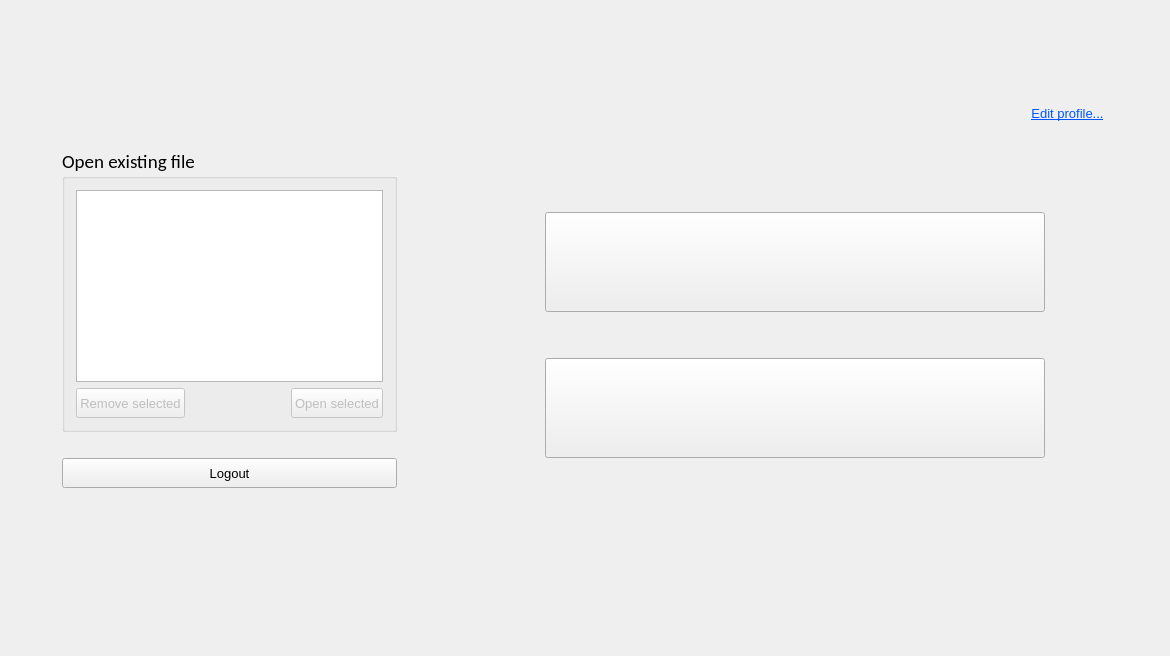
Old version of the form textedit/landingpage.ui in the repository pgallo725/livetext-pds.
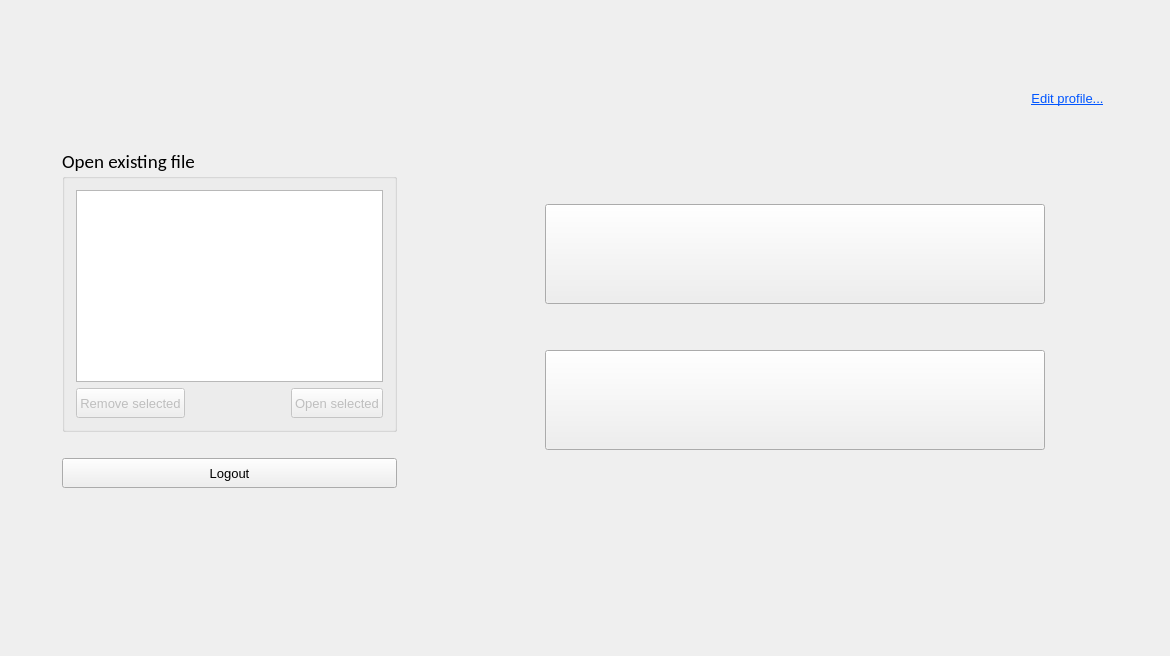
New version of the form.

Commit message: LandingPage minor modification to user profile recap

```diff
--- a/textedit/landingpage.ui
+++ b/textedit/landingpage.ui
@@ -1169,13 +1169,13 @@
             <item>
              <layout class="QVBoxLayout" name="verticalLayout_3">
               <property name="spacing">
-               <number>2</number>
+               <number>6</number>
               </property>
               <property name="topMargin">
                <number>0</number>
               </property>
               <property name="rightMargin">
-               <number>12</number>
+               <number>10</number>
               </property>
               <item>
                <spacer name="verticalSpacer_13">
@@ -1303,7 +1303,7 @@
               <property name="topMargin">
                <number>0</number>
               </property>
-              <item alignment="Qt::AlignRight">
+              <item alignment="Qt::AlignHCenter">
                <widget class="QLabel" name="label_userProfilePhoto">
                 <property name="sizePolicy">
                  <sizepolicy hsizetype="Fixed" vsizetype="Fixed">
@@ -1313,14 +1313,14 @@
                 </property>
                 <property name="minimumSize">
                  <size>
-                  <width>80</width>
-                  <height>80</height>
+                  <width>65</width>
+                  <height>65</height>
                  </size>
                 </property>
                 <property name="maximumSize">
                  <size>
-                  <width>80</width>
-                  <height>80</height>
+                  <width>65</width>
+                  <height>65</height>
                  </size>
                 </property>
                 <property name="frameShape">
@@ -1334,7 +1334,7 @@
                 </property>
                </widget>
               </item>
-              <item alignment="Qt::AlignRight">
+              <item alignment="Qt::AlignHCenter">
                <widget class="QPushButton" name="pushButton_editProfile">
                 <property name="sizePolicy">
                  <sizepolicy hsizetype="Minimum" vsizetype="Minimum">
```
The commit also changes 1 other file.
